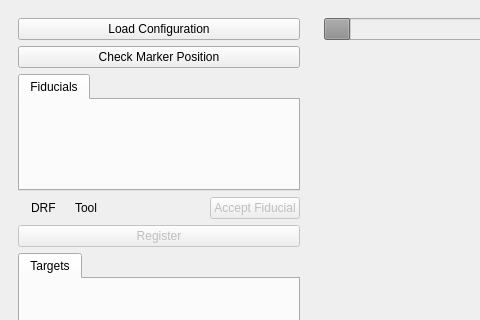
Above: IGITutorial/IGINavigation/IGINavigationGUI.ui from Kitware/IGSTKApps before the change; both pictures show x 0 to 480 and y 0 to 320 of the 874 by 646 pixel window. Below: the same form after it.
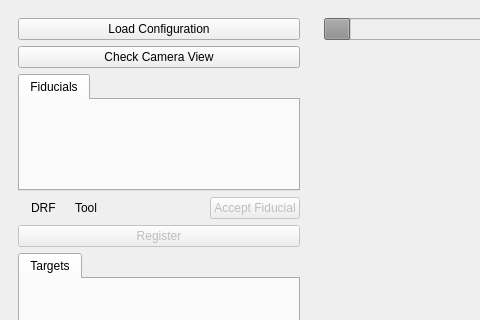
That is the form after the change. Icons and pictures are not drawn. Custom widgets are drawn as their Qt base class.

The edit to the form file:
```diff
--- a/IGITutorial/IGINavigation/IGINavigationGUI.ui
+++ b/IGITutorial/IGINavigation/IGINavigationGUI.ui
@@ -105,7 +105,7 @@
          <item>
           <widget class="QPushButton" name="CheckPositionButton">
            <property name="text">
-            <string>Check Marker Position</string>
+            <string>Check Camera View</string>
            </property>
           </widget>
          </item>
```
